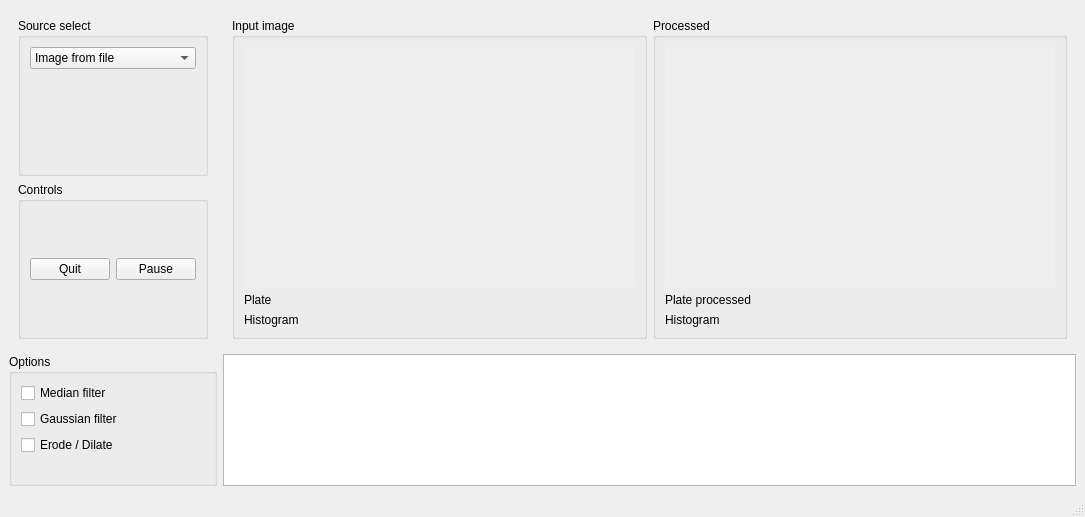
Old version of the form mainwindow.ui in the repository rengers/rover.
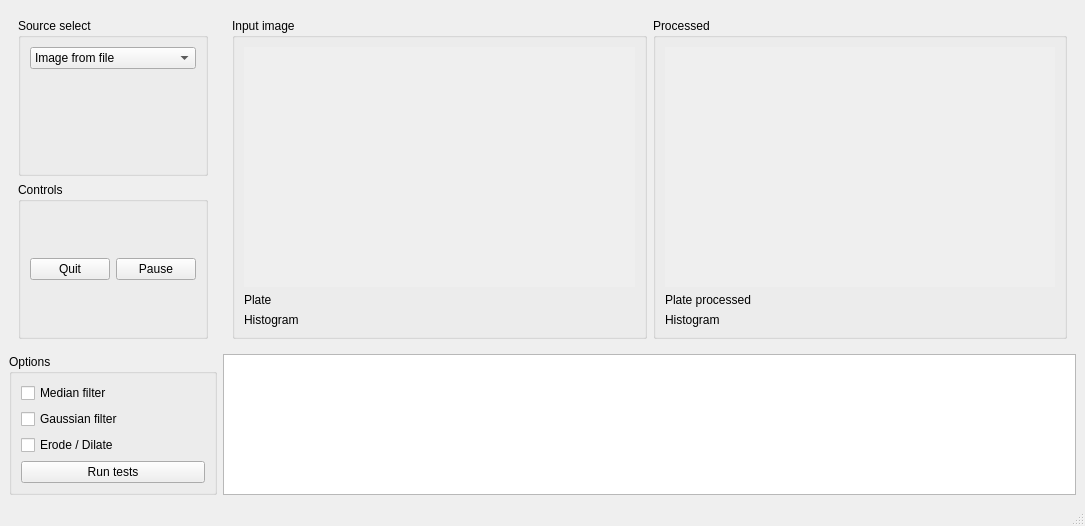
New version of the form.

Commit message: Added running test capability

Patch:
```diff
--- a/mainwindow.ui
+++ b/mainwindow.ui
@@ -226,6 +226,13 @@
          </property>
         </widget>
        </item>
+       <item>
+        <widget class="QPushButton" name="runTestsButon">
+         <property name="text">
+          <string>Run tests</string>
+         </property>
+        </widget>
+       </item>
        <item>
         <spacer name="verticalSpacer">
          <property name="orientation">
```
The commit also changes 2 other files.
